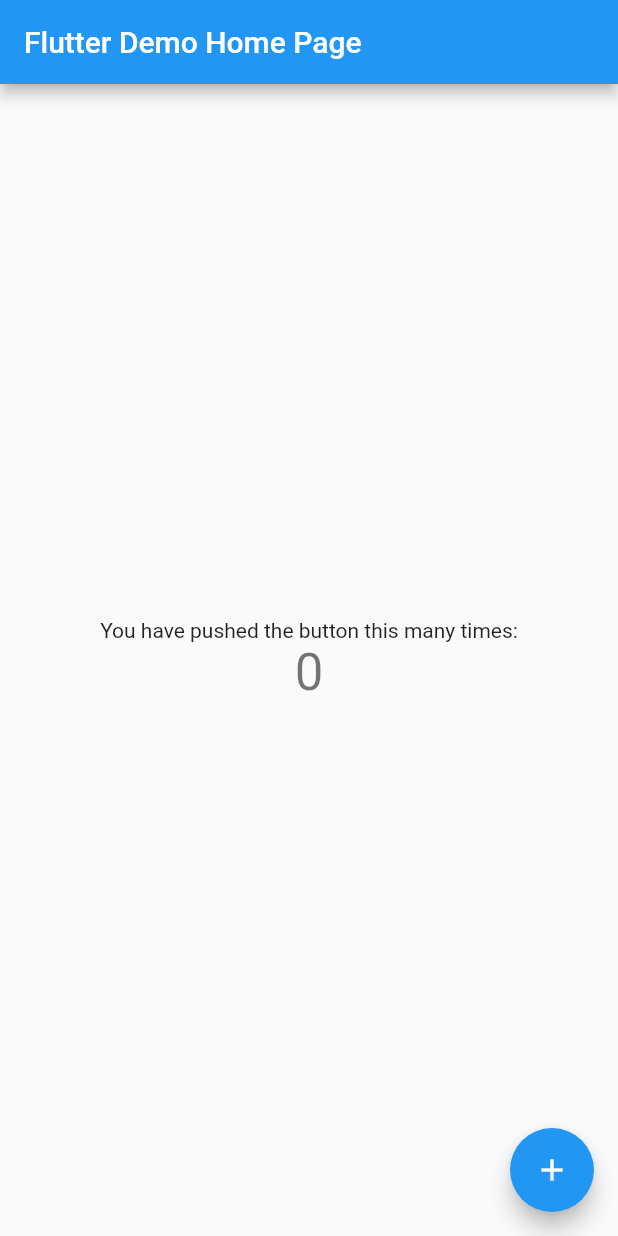
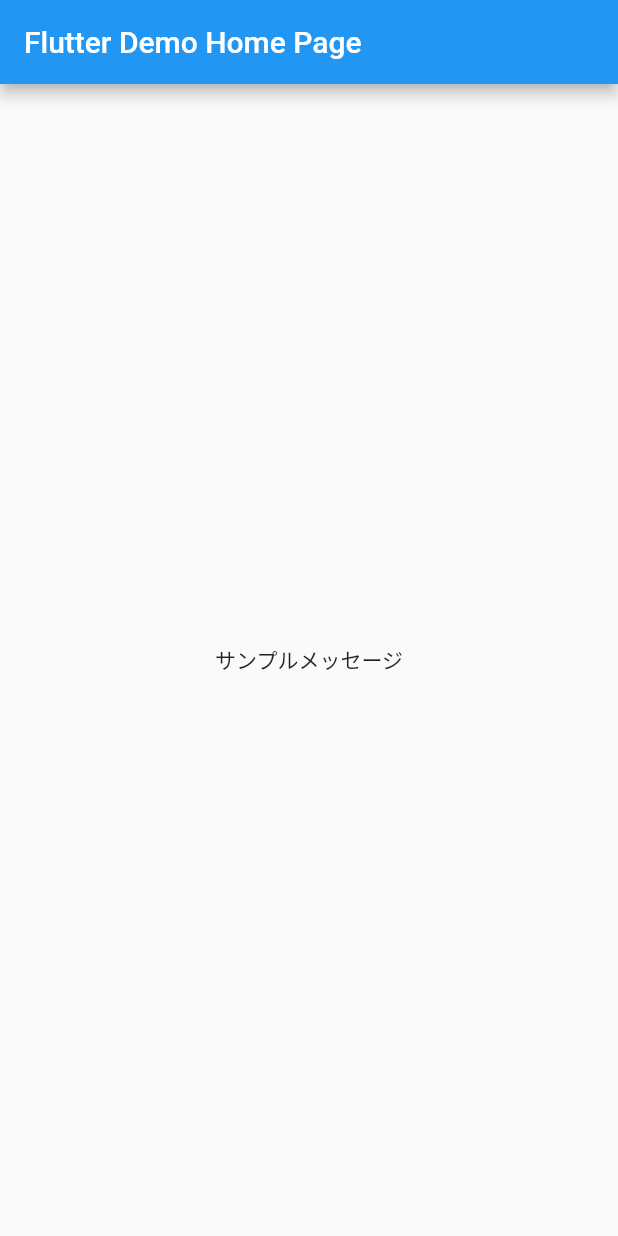
Before and after one commit to kurogoma-flutter/mvvm_architecture, a Flutter app: the screen it shows after launch, on a phone screen of 412 x 824 dp. Run offline on Flutter 3.47's test engine with Material 2 defaults, Android fonts, the phone set to English and light mode, and no system bars; our stand-ins replace cloud_firestore, flutter_riverpod; accounts and stored records are empty.

Commit message:
不要なコードの削除

```diff
--- a/lib/main.dart
+++ b/lib/main.dart
@@ -29,38 +29,14 @@ class MyHomePage extends StatefulWidget {
 }
 
 class _MyHomePageState extends State<MyHomePage> {
-  int _counter = 0;
-
-  void _incrementCounter() {
-    setState(() {
-      _counter++;
-    });
-  }
-
   @override
   Widget build(BuildContext context) {
     return Scaffold(
       appBar: AppBar(
         title: Text(widget.title),
       ),
-      body: Center(
-        child: Column(
-          mainAxisAlignment: MainAxisAlignment.center,
-          children: <Widget>[
-            const Text(
-              'You have pushed the button this many times:',
-            ),
-            Text(
-              '$_counter',
-              style: Theme.of(context).textTheme.headline4,
-            ),
-          ],
-        ),
-      ),
-      floatingActionButton: FloatingActionButton(
-        onPressed: _incrementCounter,
-        tooltip: 'Increment',
-        child: const Icon(Icons.add),
+      body: const Center(
+        child: Text('サンプルメッセージ'),
       ),
     );
   }
```
